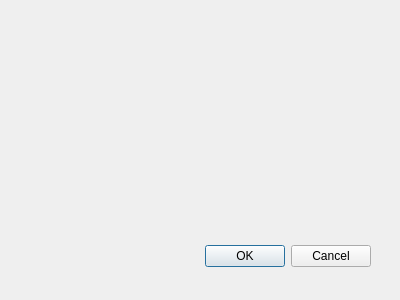
Above: main/dialog_smooth.ui from oi-chen/digital_image_processing before the change. Below: the same form after it.
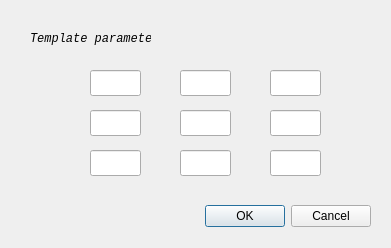
That is the form after the change.

The edit to the form file:
```diff
--- a/main/dialog_smooth.ui
+++ b/main/dialog_smooth.ui
@@ -8,8 +8,8 @@
    <rect>
     <x>0</x>
     <y>0</y>
-    <width>400</width>
-    <height>300</height>
+    <width>391</width>
+    <height>248</height>
    </rect>
   </property>
   <property name="windowTitle">
@@ -19,7 +19,7 @@
    <property name="geometry">
     <rect>
      <x>30</x>
-     <y>240</y>
+     <y>200</y>
      <width>341</width>
      <height>32</height>
     </rect>
@@ -31,6 +31,142 @@
     <set>QDialogButtonBox::Cancel|QDialogButtonBox::Ok</set>
    </property>
   </widget>
+  <widget class="QLabel" name="label">
+   <property name="geometry">
+    <rect>
+     <x>30</x>
+     <y>30</y>
+     <width>121</width>
+     <height>18</height>
+    </rect>
+   </property>
+   <property name="font">
+    <font>
+     <family>Consolas</family>
+     <italic>true</italic>
+    </font>
+   </property>
+   <property name="text">
+    <string>Template parameter</string>
+   </property>
+  </widget>
+  <widget class="QLineEdit" name="lineEdit">
+   <property name="geometry">
+    <rect>
+     <x>90</x>
+     <y>70</y>
+     <width>51</width>
+     <height>26</height>
+    </rect>
+   </property>
+   <property name="text">
+    <string/>
+   </property>
+  </widget>
+  <widget class="QLineEdit" name="lineEdit_2">
+   <property name="geometry">
+    <rect>
+     <x>180</x>
+     <y>70</y>
+     <width>51</width>
+     <height>26</height>
+    </rect>
+   </property>
+   <property name="text">
+    <string/>
+   </property>
+  </widget>
+  <widget class="QLineEdit" name="lineEdit_3">
+   <property name="geometry">
+    <rect>
+     <x>270</x>
+     <y>70</y>
+     <width>51</width>
+     <height>26</height>
+    </rect>
+   </property>
+   <property name="text">
+    <string/>
+   </property>
+  </widget>
+  <widget class="QLineEdit" name="lineEdit_4">
+   <property name="geometry">
+    <rect>
+     <x>90</x>
+     <y>110</y>
+     <width>51</width>
+     <height>26</height>
+    </rect>
+   </property>
+   <property name="text">
+    <string/>
+   </property>
+  </widget>
+  <widget class="QLineEdit" name="lineEdit_5">
+   <property name="geometry">
+    <rect>
+     <x>180</x>
+     <y>110</y>
+     <width>51</width>
+     <height>26</height>
+    </rect>
+   </property>
+   <property name="text">
+    <string/>
+   </property>
+  </widget>
+  <widget class="QLineEdit" name="lineEdit_6">
+   <property name="geometry">
+    <rect>
+     <x>270</x>
+     <y>110</y>
+     <width>51</width>
+     <height>26</height>
+    </rect>
+   </property>
+   <property name="text">
+    <string/>
+   </property>
+  </widget>
+  <widget class="QLineEdit" name="lineEdit_7">
+   <property name="geometry">
+    <rect>
+     <x>90</x>
+     <y>150</y>
+     <width>51</width>
+     <height>26</height>
+    </rect>
+   </property>
+   <property name="text">
+    <string/>
+   </property>
+  </widget>
+  <widget class="QLineEdit" name="lineEdit_8">
+   <property name="geometry">
+    <rect>
+     <x>180</x>
+     <y>150</y>
+     <width>51</width>
+     <height>26</height>
+    </rect>
+   </property>
+   <property name="text">
+    <string/>
+   </property>
+  </widget>
+  <widget class="QLineEdit" name="lineEdit_9">
+   <property name="geometry">
+    <rect>
+     <x>270</x>
+     <y>150</y>
+     <width>51</width>
+     <height>26</height>
+    </rect>
+   </property>
+   <property name="text">
+    <string/>
+   </property>
+  </widget>
  </widget>
  <pixmapfunction/>
  <resources/>
```
Left out of the diff: 9 changed lines with no effect on the pictures.
